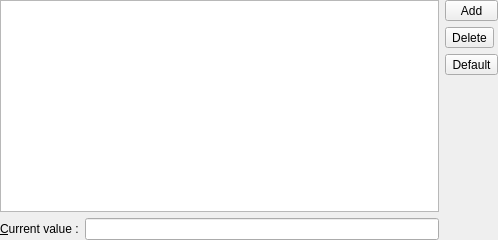
The window that xinx/ui/xinxlistwidget.ui (phoenix741/xinx) describes before a commit, drawn with Qt 5.
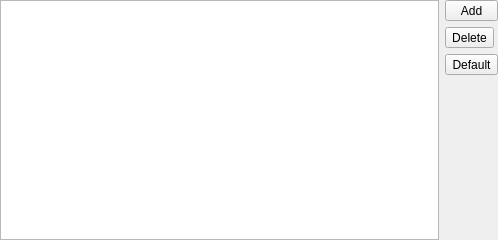
The same window after the commit. Icons and pictures are not drawn.

Commit message: Modify XINX Widget list

```diff
--- a/xinx/ui/xinxlistwidget.ui
+++ b/xinx/ui/xinxlistwidget.ui
@@ -12,7 +12,7 @@
   <property name="windowTitle" >
    <string/>
   </property>
-  <layout class="QGridLayout" >
+  <layout class="QHBoxLayout" >
    <property name="leftMargin" >
     <number>0</number>
    </property>
@@ -25,10 +25,10 @@
    <property name="bottomMargin" >
     <number>0</number>
    </property>
-   <item row="0" column="0" colspan="2" >
+   <item>
     <widget class="QListWidget" name="m_list" />
    </item>
-   <item rowspan="2" row="0" column="2" >
+   <item>
     <layout class="QVBoxLayout" >
      <property name="spacing" >
       <number>6</number>
@@ -96,19 +96,6 @@
      </item>
     </layout>
    </item>
-   <item row="1" column="0" >
-    <widget class="QLabel" name="label_7" >
-     <property name="text" >
-      <string>&amp;Current value :</string>
-     </property>
-     <property name="buddy" >
-      <cstring>m_lineEdit</cstring>
-     </property>
-    </widget>
-   </item>
-   <item row="1" column="1" >
-    <widget class="QLineEdit" name="m_lineEdit" />
-   </item>
   </layout>
  </widget>
  <tabstops>
```
Left out of the diff: 20 changed lines with no effect on the pictures. The commit also changes 3 other files.
